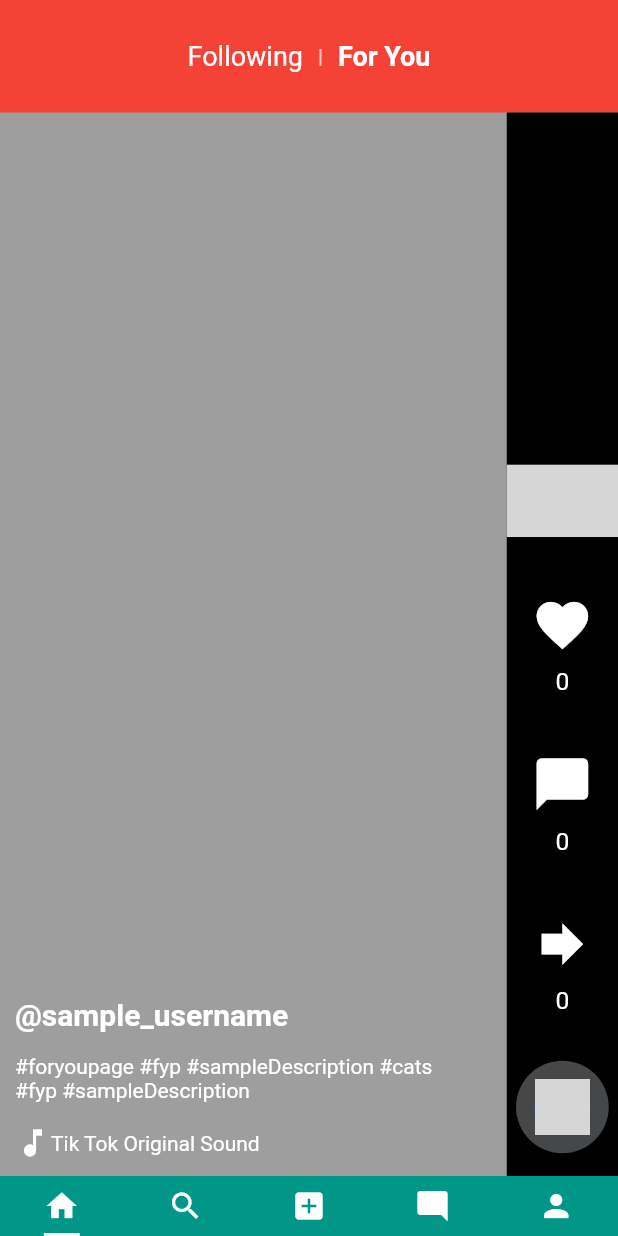
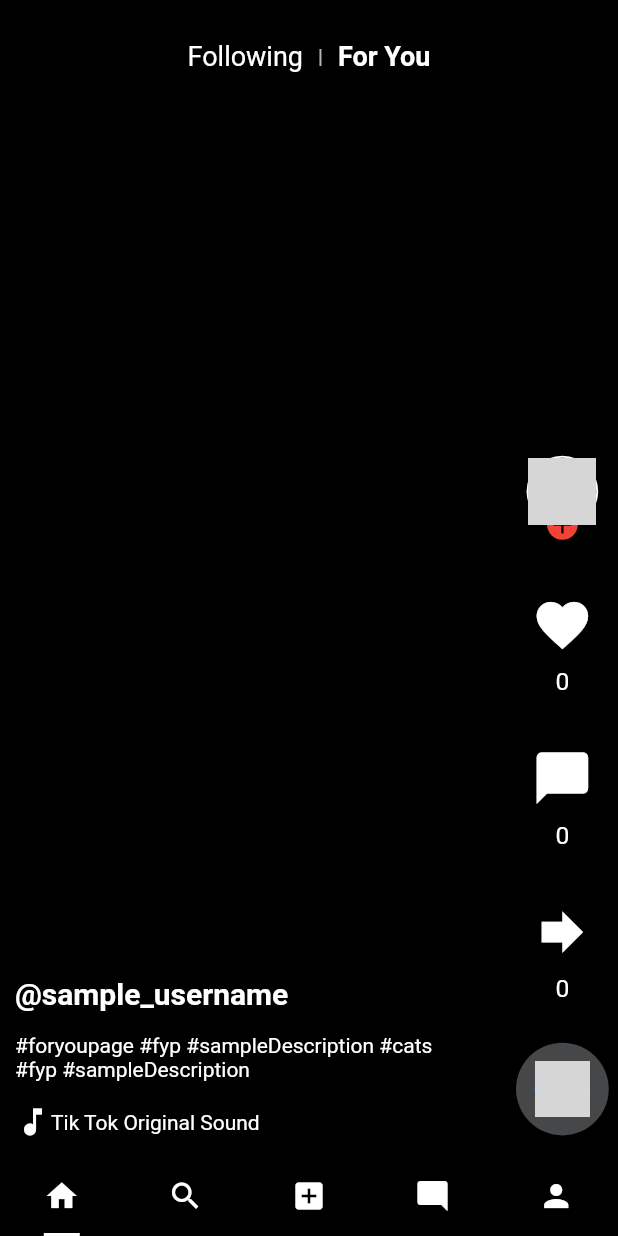
Before and after one commit to me-here/tiktok, a Flutter app: the screen it shows after launch, on a phone screen of 412 x 824 dp. Run offline on Flutter 3.47's test engine with Material 2 defaults, Android fonts, the phone set to English and light mode, and no system bars; network calls fail; grey boxes are pictures that could not be loaded.

Commit message:
Remove background colors, container vid placehold

```diff
--- a/lib/main.dart
+++ b/lib/main.dart
@@ -18,9 +18,12 @@ class TikTok extends StatelessWidget {
   @override
   Widget build(BuildContext context) {
     return Scaffold(
-      backgroundColor: Colors.grey,
-      body: SafeArea(
-        child: Column(
+      body: Stack(
+        children: [
+          Container(
+            color: Colors.black,
+          ),
+          Column(
             children: [
               TopBar(),
               Expanded(
@@ -36,6 +39,7 @@ class TikTok extends StatelessWidget {
               BottomNavigation()
             ],
           ),
+        ],
       ),
     );
   }
--- a/lib/widgets/BottomNavigation.dart
+++ b/lib/widgets/BottomNavigation.dart
@@ -37,7 +37,7 @@ class _BottomNavigationState extends State<BottomNavigation> {
               icon,
               color: Colors.white,
             ),
-            padding: EdgeInsets.only(top: 8, bottom: 8),
+            padding: EdgeInsets.symmetric(vertical: 15),
           ),
           Positioned(
             bottom: 0,
@@ -55,7 +55,6 @@ class _BottomNavigationState extends State<BottomNavigation> {
   @override
   Widget build(BuildContext context) {
     return Container(
-      color: Colors.teal,
       child: Row(
         mainAxisAlignment: MainAxisAlignment.spaceAround,
         children:
--- a/lib/widgets/ShareIcons.dart
+++ b/lib/widgets/ShareIcons.dart
@@ -59,12 +59,11 @@ class _ShareIconsState extends State<ShareIcons> {
       );
     }
 
-    final _iconSize = MediaQuery.of(context).size.width * .05
+    final _iconSize = MediaQuery.of(context).size.width * .05;
 
     final profilePic = Container(
       child: Container(
-        margin: EdgeInsets.only(
-            bottom: _iconSize / 2),
+        margin: EdgeInsets.only(bottom: _iconSize / 2),
         child: Stack(
           alignment: Alignment.bottomCenter,
           overflow: Overflow.visible,
@@ -91,7 +90,7 @@ class _ShareIconsState extends State<ShareIcons> {
                   size: _iconSize,
                 ),
               ),
-            ),
+            )
           ],
         ),
       ),
@@ -108,7 +107,6 @@ class _ShareIconsState extends State<ShareIcons> {
     );
 
     return Container(
-      color: Colors.black,
       width: MediaQuery.of(context).size.width * .18,
       child: Column(
         mainAxisAlignment: MainAxisAlignment.spaceAround,
--- a/lib/widgets/TopBar.dart
+++ b/lib/widgets/TopBar.dart
@@ -25,7 +25,6 @@ class _TopBarState extends State<TopBar> {
   Widget build(BuildContext context) {
     return Container(
       height: 75,
-      color: Colors.red,
       child: Row(
         mainAxisAlignment: MainAxisAlignment.center,
         children: [
```
Lines whose indentation alone changed are shown as unchanged.
